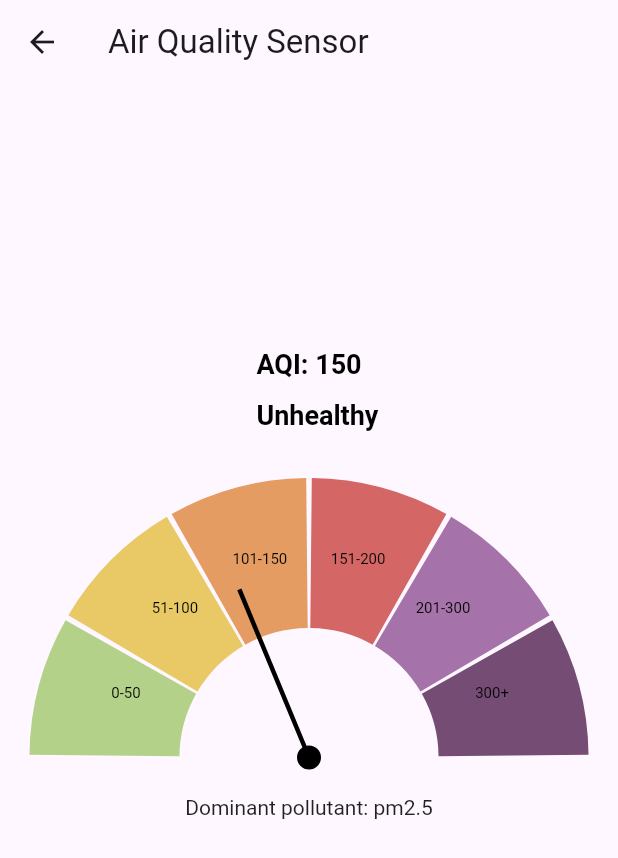
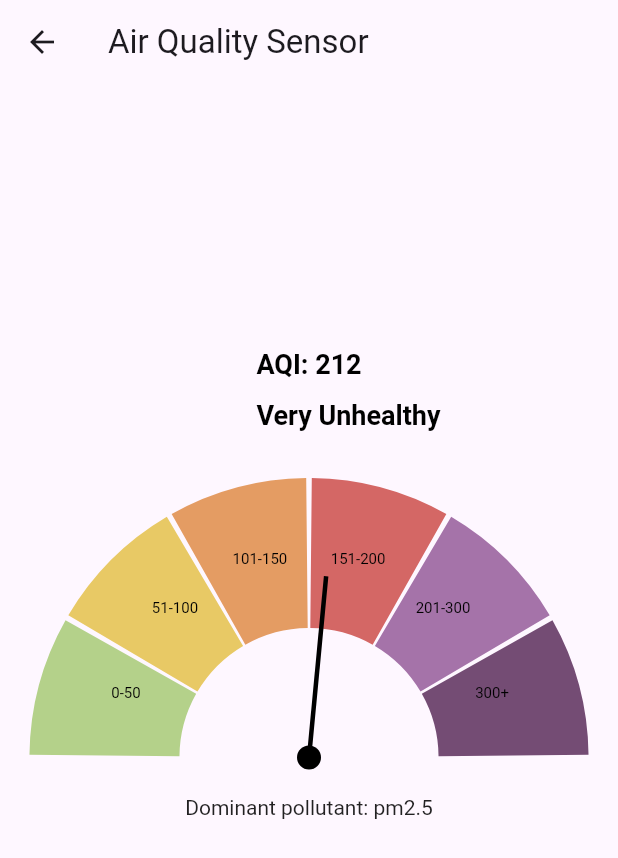
Before and after one commit to khushi7890/air_quality_app_demo, a Flutter app: the HomeScreen screen opened directly, on a phone screen of 412 x 824 dp. Shown: the top 858 px of the screen. Run offline on Flutter 3.47's test engine with Material 3 defaults, Android fonts, the light colour scheme and no system bars; our stand-ins replace cloud_firestore, firebase_core; accounts and stored records are empty; network calls fail.

```diff
--- a/frontend/lib/data/repository.dart
+++ b/frontend/lib/data/repository.dart
@@ -6,17 +6,18 @@ import '../models/sensor_data.dart';
 
 class Repository {
   final ServiceFastAPI fastAPI;
-  final ServiceFirestore? firestore;
+  final ServiceFirestore firestore;
 
   Repository({required this.fastAPI, required this.firestore});
 
-  Future<List<TodoItem>> fetchTodos() async{
+  Future<List<TodoItem>> fetchTodos() async {
     // send to the fastAPI service to fetch todos
     return await fastAPI.fetchTodos();
   }
+
   Future<List<SensorModel>> fetchSensors() => fastAPI.getSensors();
 
-  // Future<void> addDemoSensorToFirestore() async {
-  //   await firestore.addDemoSensor();
-  // }
+  Future<void> addDemoSensorToFirestore() async {
+    await firestore.addDemoSensor();
+  }
 }
--- a/frontend/lib/screens/home_screen.dart
+++ b/frontend/lib/screens/home_screen.dart
@@ -1,30 +1,26 @@
 import 'package:flutter/material.dart';
-import '../data/service_fastapi.dart';
 import 'package:air_quality_app_demo/models//aqi_wheel.dart'; // adjust the import
 
 class HomeScreen extends StatelessWidget {
-
-  // dummy sensorData object for AQI display
+  // dummy sensor data to help build AQI wheel
+  // should get rid of soon
   final Map<String, dynamic> sensorData = {
     'timestamp': '2025-11-04T21:10:54.191488+00:00',
     'deviceId': 'PA100025',
-    'AQI': 150.0,
+    'AQI': 212.0,
     'AQI_dominant_pollutant': 'pm2.5'
   };
 
-  // displays our AQI Wheel widget
+  // Basic alignment and put in AQUI wheel
   @override
   Widget build(BuildContext context) {
-    //get dummy data
     final aqi = sensorData['AQI'];
     return Scaffold(
-      // title and basic alignment
       appBar: AppBar(title: const Text('Air Quality Sensor')),
       body: Center(
         child: Column(
           mainAxisAlignment: MainAxisAlignment.center,
           children: [
-            // feed into constructor - AQI wheel is a separate dart object
             AQIWheel(aqi: aqi),
             const SizedBox(height: 20),
           ],
```
